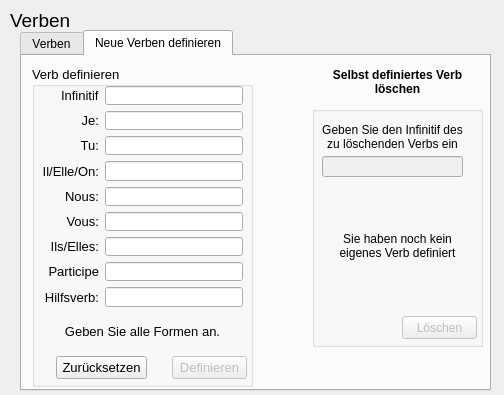
Before: the Qt Designer form verbsdialog.ui in valentin12/french-verb-trainer, drawn with Qt 5.
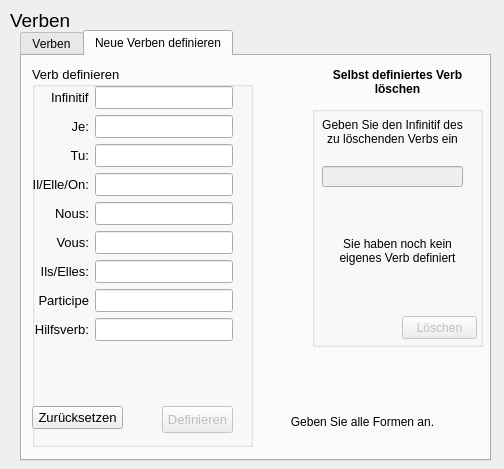
After: the same form once the commit is applied. The open tabs and pages were chosen to show the change.

Commit message: Fixed layout. Some translation

The edit to the form file:
```diff
--- a/verbsdialog.ui
+++ b/verbsdialog.ui
@@ -10,7 +10,7 @@
     <x>0</x>
     <y>0</y>
     <width>504</width>
-    <height>395</height>
+    <height>469</height>
    </rect>
   </property>
   <property name="sizePolicy">
@@ -25,12 +25,6 @@
     <height>395</height>
    </size>
   </property>
-  <property name="maximumSize">
-   <size>
-    <width>504</width>
-    <height>395</height>
-   </size>
-  </property>
   <property name="windowTitle">
    <string>Dialog</string>
   </property>
@@ -65,7 +59,7 @@
      <x>20</x>
      <y>30</y>
      <width>471</width>
-     <height>361</height>
+     <height>431</height>
     </rect>
    </property>
    <property name="currentIndex">
@@ -1149,9 +1143,9 @@
       <property name="geometry">
        <rect>
         <x>10</x>
-        <y>10</y>
+        <y>0</y>
         <width>141</width>
-        <height>41</height>
+        <height>51</height>
        </rect>
       </property>
       <property name="text">
@@ -1171,7 +1165,7 @@
       <property name="geometry">
        <rect>
         <x>10</x>
-        <y>50</y>
+        <y>60</y>
         <width>141</width>
         <height>21</height>
        </rect>
@@ -1184,9 +1178,9 @@
       <property name="geometry">
        <rect>
         <x>15</x>
-        <y>79</y>
+        <y>89</y>
         <width>141</width>
-        <height>121</height>
+        <height>111</height>
        </rect>
       </property>
       <property name="font">
@@ -1227,7 +1221,7 @@
        <x>10</x>
        <y>10</y>
        <width>221</width>
-       <height>321</height>
+       <height>381</height>
       </rect>
      </property>
      <property name="font">
@@ -1240,46 +1234,11 @@
      <property name="title">
       <string>Verb definieren</string>
      </property>
-     <widget class="QLabel" name="ui_info_def">
-      <property name="geometry">
-       <rect>
-        <x>15</x>
-        <y>240</y>
-        <width>191</width>
-        <height>51</height>
-       </rect>
-      </property>
-      <property name="text">
-       <string>Geben Sie alle Formen an.</string>
-      </property>
-      <property name="alignment">
-       <set>Qt::AlignCenter</set>
-      </property>
-      <property name="wordWrap">
-       <bool>true</bool>
-      </property>
-     </widget>
-     <widget class="QPushButton" name="ui_defi">
-      <property name="enabled">
-       <bool>false</bool>
-      </property>
-      <property name="geometry">
-       <rect>
-        <x>140</x>
-        <y>290</y>
-        <width>75</width>
-        <height>23</height>
-       </rect>
-      </property>
-      <property name="text">
-       <string>Definieren</string>
-      </property>
-     </widget>
      <widget class="QPushButton" name="ui_back_def">
       <property name="geometry">
        <rect>
-        <x>24</x>
-        <y>290</y>
+        <x>0</x>
+        <y>340</y>
         <width>91</width>
         <height>23</height>
        </rect>
@@ -1291,10 +1250,10 @@
      <widget class="QWidget" name="layoutWidget">
       <property name="geometry">
        <rect>
-        <x>10</x>
+        <x>0</x>
         <y>20</y>
         <width>201</width>
-        <height>221</height>
+        <height>311</height>
        </rect>
       </property>
       <layout class="QFormLayout" name="formLayout">
@@ -1420,6 +1379,41 @@
        </item>
       </layout>
      </widget>
+     <widget class="QPushButton" name="ui_defi">
+      <property name="enabled">
+       <bool>false</bool>
+      </property>
+      <property name="geometry">
+       <rect>
+        <x>130</x>
+        <y>340</y>
+        <width>71</width>
+        <height>27</height>
+       </rect>
+      </property>
+      <property name="text">
+       <string>Definieren</string>
+      </property>
+     </widget>
+    </widget>
+    <widget class="QLabel" name="ui_info_def">
+     <property name="geometry">
+      <rect>
+       <x>220</x>
+       <y>340</y>
+       <width>241</width>
+       <height>51</height>
+      </rect>
+     </property>
+     <property name="text">
+      <string>Geben Sie alle Formen an.</string>
+     </property>
+     <property name="alignment">
+      <set>Qt::AlignCenter</set>
+     </property>
+     <property name="wordWrap">
+      <bool>true</bool>
+     </property>
     </widget>
    </widget>
   </widget>
```
Left out of the diff: 20 changed lines with no effect on the pictures. The commit also changes 1 other file.
